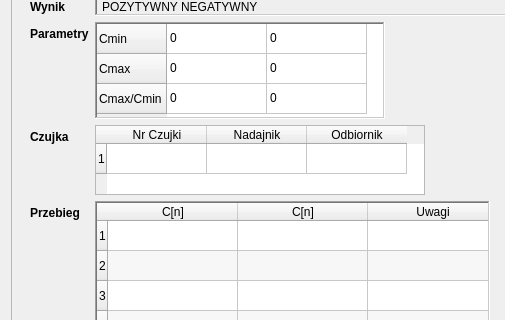
First picture: the form in CzujkiLinioweApp/listabadan.ui, repository wiacekmarcin/CzujkiLiniowe, before the edit; both pictures show x 0 to 505 and y 307 to 627 of the 1043 by 775 pixel window.
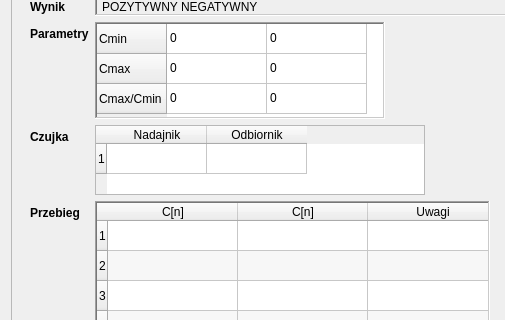
Second picture: the form after the edit. The open tabs and pages were chosen to show the change.

The edit to the form file:
```diff
--- a/CzujkiLinioweApp/listabadan.ui
+++ b/CzujkiLinioweApp/listabadan.ui
@@ -831,11 +831,6 @@
                  <string>1</string>
                 </property>
                </row>
-               <column>
-                <property name="text">
-                 <string>Nr Czujki</string>
-                </property>
-               </column>
                <column>
                 <property name="text">
                  <string>Nadajnik</string>
```
Left out of the diff: 2 changed lines with no effect on the pictures.
